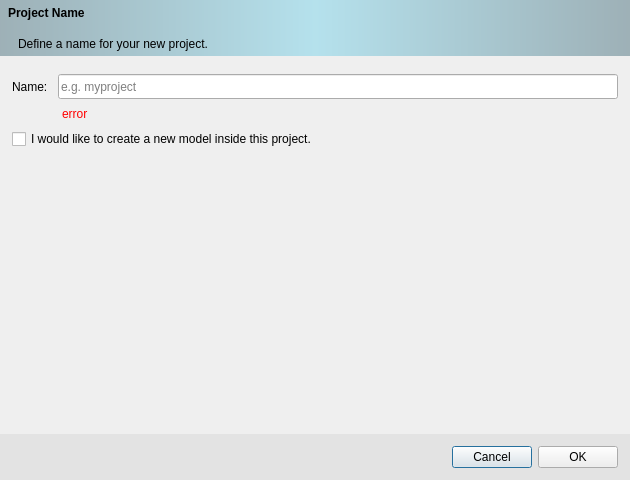
Before: the Qt Designer form src/newproject.ui in ufopleds/DengueME, drawn with Qt 5.
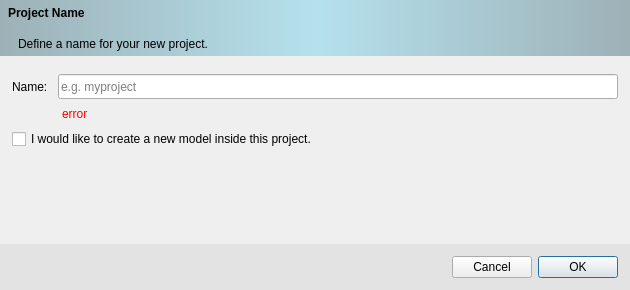
After: the same form once the commit is applied.

```diff
--- a/src/newproject.ui
+++ b/src/newproject.ui
@@ -10,7 +10,7 @@
     <x>0</x>
     <y>0</y>
     <width>630</width>
-    <height>480</height>
+    <height>290</height>
    </rect>
   </property>
   <property name="sizePolicy">
@@ -19,6 +19,18 @@
     <verstretch>0</verstretch>
    </sizepolicy>
   </property>
+  <property name="minimumSize">
+   <size>
+    <width>630</width>
+    <height>290</height>
+   </size>
+  </property>
+  <property name="maximumSize">
+   <size>
+    <width>630</width>
+    <height>290</height>
+   </size>
+  </property>
   <property name="windowTitle">
    <string>New Project</string>
   </property>
@@ -295,6 +307,12 @@
         <property name="text">
          <string>OK</string>
         </property>
+        <property name="autoDefault">
+         <bool>false</bool>
+        </property>
+        <property name="default">
+         <bool>true</bool>
+        </property>
        </widget>
       </item>
      </layout>
```
Left out of the diff: 6 changed lines with no effect on the pictures.
